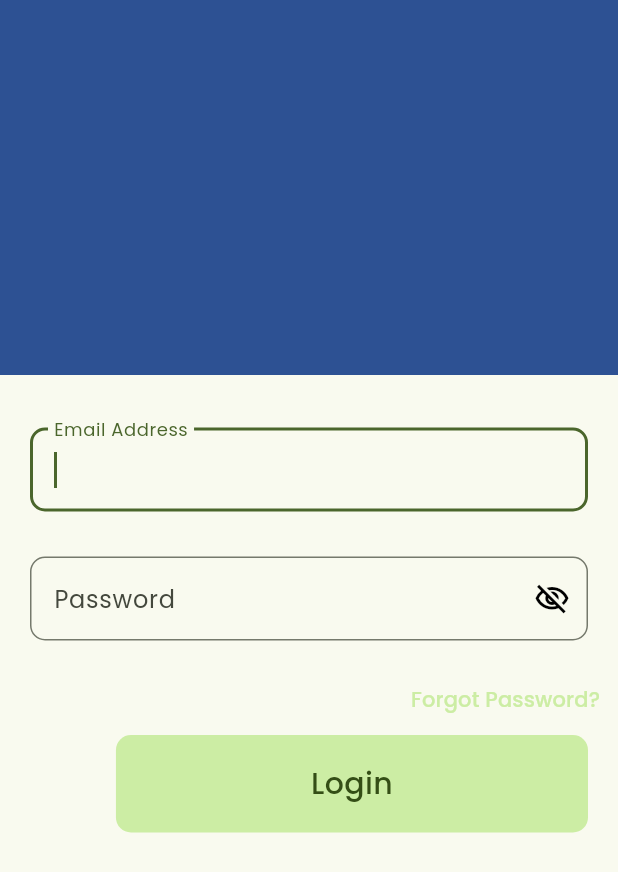
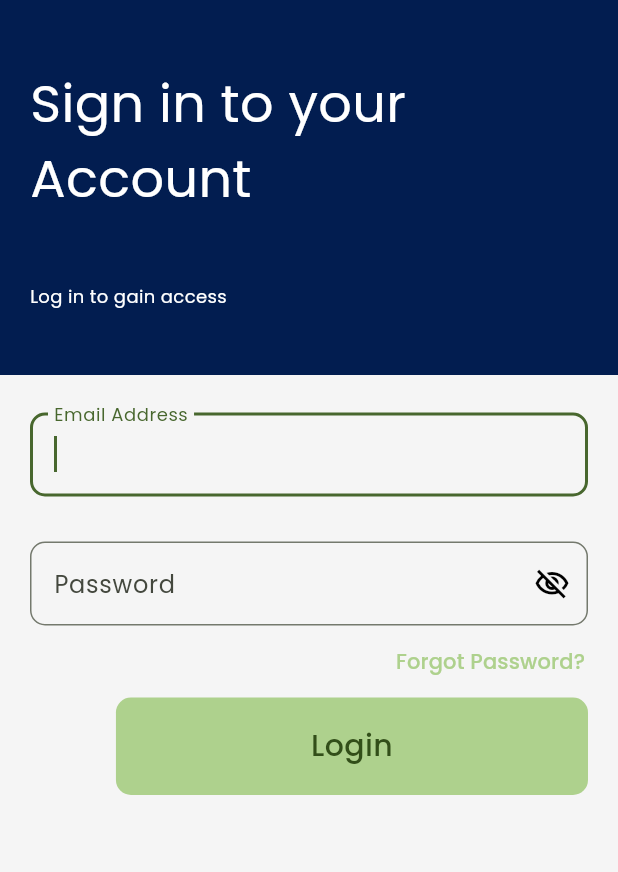
Before and after one commit to Emtee100/Database_app, a Flutter app: the screen it shows after launch, on a phone screen of 412 x 824 dp. Shown: the top 872 px of the screen. Run offline on Flutter 3.47's test engine with Material 2 defaults, Android fonts, the phone set to English and light mode, and no system bars; our stand-ins replace google_fonts.

Commit message:
UI improvements

```diff
--- a/lib/loginpage.dart
+++ b/lib/loginpage.dart
@@ -22,17 +22,42 @@ class _LoginPageState extends State<LoginPage> {
   @override
   Widget build(BuildContext context) {
     return Scaffold(
-        body: SafeArea(
-      child: SingleChildScrollView(
+      backgroundColor: Colors.grey.shade100,
+        body:
+      SingleChildScrollView(
         child: Column(
           children: [
             Container(
               height: 250,
               decoration:
-                  BoxDecoration(color: Color.fromARGB(218, 10, 52, 131)),
+                  const BoxDecoration(color: Color.fromARGB(255, 2, 29, 80)),
+              child: Column(
+                crossAxisAlignment: CrossAxisAlignment.start,
+                mainAxisAlignment: MainAxisAlignment.spaceEvenly,
+                children: [
+                  Padding(
+                    padding: const EdgeInsets.only(left: 20.0),
+                    child: Text(
+                      "Sign in to your Account",
+                      style: GoogleFonts.poppins(
+                          fontSize: 35,
+                          color: Theme.of(context).colorScheme.onPrimary),
+                    ),
+                  ),
+                  Padding(
+                    padding: const EdgeInsets.only(left: 20.0),
+                    child: Text(
+                      "Log in to gain access",
+                      style: GoogleFonts.poppins(
+                          fontSize: 12,
+                          color: Theme.of(context).colorScheme.onPrimary),
+                    ),
+                  )
+                ],
+              ),
             ),
             const SizedBox(
-              height: 20.0,
+              height: 10.0,
             ),
             Form(
                 key: _loginFormKey,
@@ -43,11 +68,10 @@ class _LoginPageState extends State<LoginPage> {
                       padding: const EdgeInsets.symmetric(
                           horizontal: 20.0, vertical: 15.0),
                       child: TextFormField(
+                        style: GoogleFonts.poppins(),
                         keyboardType: TextInputType.emailAddress,
                         autofocus: true,
                         decoration: InputDecoration(
-                            focusColor:
-                                Theme.of(context).colorScheme.background,
                             labelText: "Email Address",
                             labelStyle: GoogleFonts.poppins(),
                             border: const OutlineInputBorder(
@@ -56,10 +80,11 @@ class _LoginPageState extends State<LoginPage> {
                       ),
                     ),
                     Padding(
-                      padding: const EdgeInsets.symmetric(
-                          horizontal: 20.0, vertical: 15.0),
+                      padding: const EdgeInsets.only(
+                          left: 20.0, right: 20.0, top: 15.0),
                       child: TextFormField(
                         obscureText: true,
+                        style: GoogleFonts.poppins(),
                         decoration: InputDecoration(
                             focusColor:
                                 Theme.of(context).colorScheme.inversePrimary,
@@ -75,33 +100,30 @@ class _LoginPageState extends State<LoginPage> {
                       ),
                     ),
 
-                    // Padding(
-                    //   padding: const EdgeInsets.only(right: 20.0),
-                    //   child:
-                    TextButton(
+                    Padding(
+                      padding: const EdgeInsets.only(right: 10.0),
+                      child: TextButton(
                           onPressed: () => print("hi"),
                           child: Text(
                             "Forgot Password?",
                             style: GoogleFonts.poppins(
                                 color: Theme.of(context)
                                     .colorScheme
-                                  .primaryContainer),
+                                    .inversePrimary),
                           )),
-
-                    //   ),
+                    ),
 
                     //const SizedBox(height: 30.0,),
 
                     //Login Button
 
                     Container(
-                      margin: EdgeInsets.symmetric(horizontal: 20.0),
+                      margin: const EdgeInsets.symmetric(horizontal: 20.0),
                       padding: const EdgeInsets.symmetric(
                           horizontal: 130.0, vertical: 18.0),
                       decoration: BoxDecoration(
                           borderRadius: BorderRadius.circular(10),
-                          color:
-                              Theme.of(context).colorScheme.primaryContainer),
+                          color: Theme.of(context).colorScheme.inversePrimary),
                       child: Text(
                         "Login",
                         style: GoogleFonts.poppins(
@@ -112,13 +134,11 @@ class _LoginPageState extends State<LoginPage> {
                             fontSize: 20.0),
                       ),
                     ),
-
-
                   ],
                 ))
           ],
         ),
       ),
-    ));
+    );
   }
 }
--- a/lib/main.dart
+++ b/lib/main.dart
@@ -17,7 +17,7 @@ class MyApp extends StatelessWidget {
         debugShowCheckedModeBanner: false,
         theme: ThemeData(
           colorScheme:
-              ColorScheme.fromSeed(seedColor: const Color.fromARGB(255, 187, 255, 109)),
+              ColorScheme.fromSeed(seedColor: const Color.fromARGB(255, 128, 233, 8)),
           useMaterial3: true,
         ),
         home: const LoginPage());
```
Lines whose indentation alone changed are shown as unchanged.
